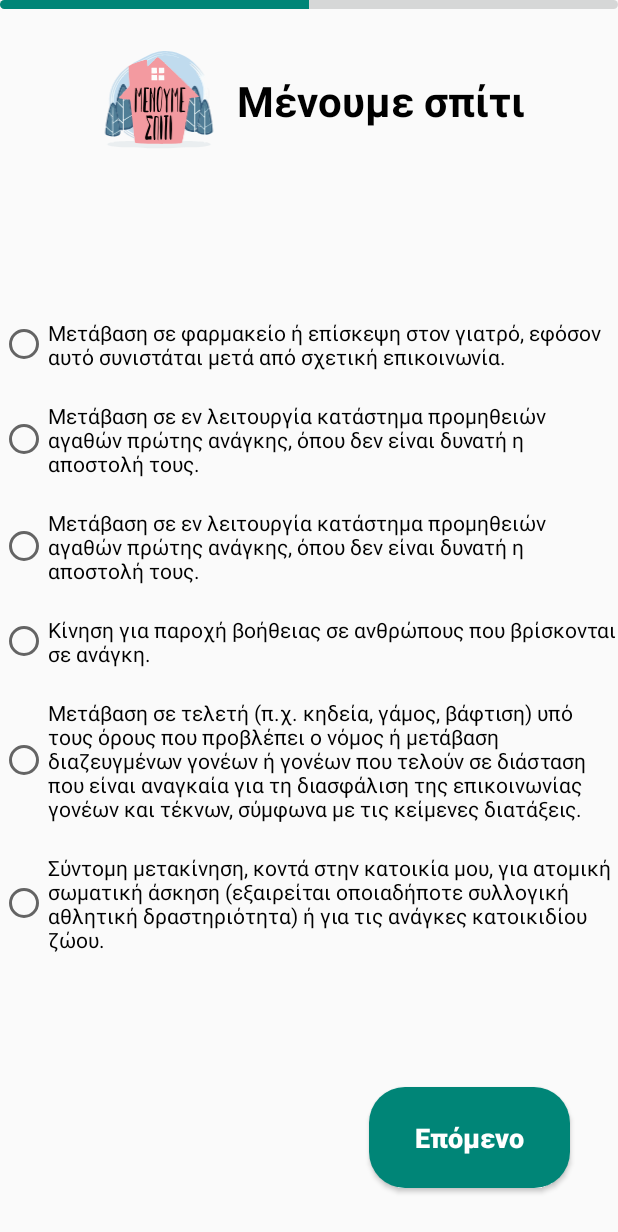
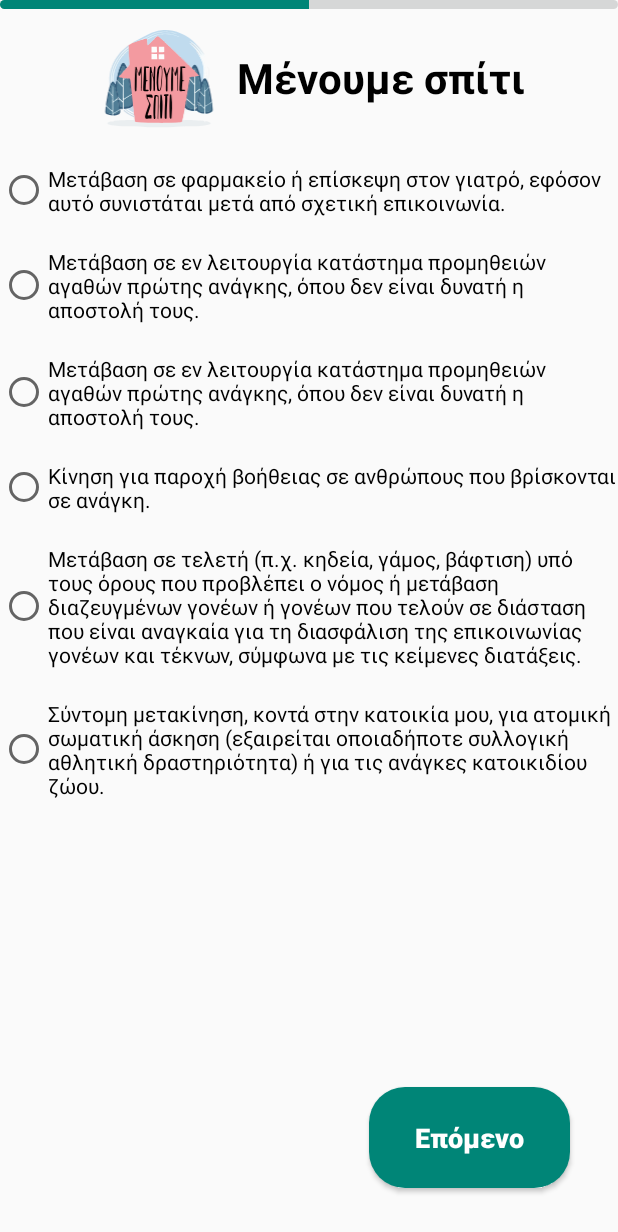
Before and after one commit to ChrissSav/Sms-App, an Android app: the fragment StageTwoFragment placed in its activity, on a phone screen of 412 x 824 dp. Shown: the top 1232 px of the screen. Run offline under Robolectric (Android 15) with nearby library versions, the phone set to English and light mode, and no system bars.

Commit message:
Fix some bugs

```diff
--- a/app/src/main/res/layout/activity_main.xml
+++ b/app/src/main/res/layout/activity_main.xml
@@ -26,7 +26,7 @@
     <androidx.constraintlayout.widget.ConstraintLayout
         android:id="@+id/constraintLayout"
         android:layout_width="wrap_content"
-        android:layout_height="wrap_content"
+        android:layout_height="75dp"
         android:layout_marginTop="8dp"
         app:layout_constraintEnd_toEndOf="parent"
         app:layout_constraintStart_toStartOf="parent"
@@ -50,8 +50,8 @@
             android:layout_marginStart="8dp"
             android:text="Μένουμε σπίτι"
             android:textColor="#000"
+            android:textSize="28sp"
             android:textStyle="bold"
-            android:textSize="28sp"
             app:layout_constraintBottom_toBottomOf="parent"
             app:layout_constraintStart_toEndOf="@+id/imageView2"
             app:layout_constraintTop_toTopOf="parent" />
--- a/app/src/main/res/layout/fragment_stage_two.xml
+++ b/app/src/main/res/layout/fragment_stage_two.xml
@@ -12,7 +12,6 @@
         android:layout_width="0dp"
         android:layout_height="wrap_content"
         android:layout_centerInParent="true"
-        app:layout_constraintBottom_toBottomOf="parent"
         app:layout_constraintEnd_toEndOf="parent"
         app:layout_constraintHorizontal_bias="1.0"
         app:layout_constraintStart_toStartOf="parent"
```
